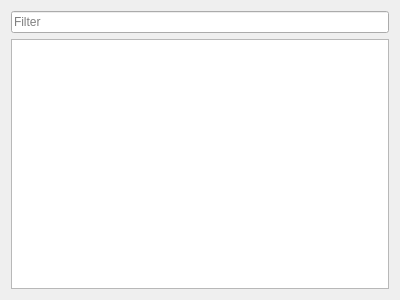
First picture: the form in src/app/gui/taglist.ui, repository plooorp/qTaggle, before the edit.
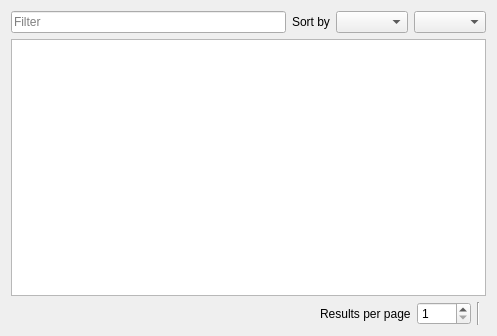
Second picture: the form after the edit. Icons and pictures are not drawn. Custom widgets are drawn as their Qt base class.

Commit message: better tag searching, pagination, sorting integrated to database instead of model

Patch:
```diff
--- a/src/app/gui/taglist.ui
+++ b/src/app/gui/taglist.ui
@@ -6,8 +6,8 @@
    <rect>
     <x>0</x>
     <y>0</y>
-    <width>400</width>
-    <height>300</height>
+    <width>497</width>
+    <height>336</height>
    </rect>
   </property>
   <property name="windowTitle">
@@ -15,10 +15,41 @@
   </property>
   <layout class="QVBoxLayout" name="verticalLayout">
    <item>
-    <widget class="QLineEdit" name="lineEdit">
-     <property name="placeholderText">
-      <string>Filter</string>
-     </property>
+    <widget class="QWidget" name="widget_2" native="true">
+     <layout class="QHBoxLayout" name="horizontalLayout">
+      <property name="leftMargin">
+       <number>0</number>
+      </property>
+      <property name="topMargin">
+       <number>0</number>
+      </property>
+      <property name="rightMargin">
+       <number>0</number>
+      </property>
+      <property name="bottomMargin">
+       <number>0</number>
+      </property>
+      <item>
+       <widget class="QLineEdit" name="lineEdit">
+        <property name="placeholderText">
+         <string>Filter</string>
+        </property>
+       </widget>
+      </item>
+      <item>
+       <widget class="QLabel" name="label_2">
+        <property name="text">
+         <string>Sort by</string>
+        </property>
+       </widget>
+      </item>
+      <item>
+       <widget class="QComboBox" name="sortBy"/>
+      </item>
+      <item>
+       <widget class="QComboBox" name="sortOrder"/>
+      </item>
+     </layout>
     </widget>
    </item>
    <item>
@@ -35,9 +66,64 @@
      <property name="rootIsDecorated">
       <bool>false</bool>
      </property>
-     <property name="sortingEnabled">
-      <bool>true</bool>
-     </property>
+    </widget>
+   </item>
+   <item>
+    <widget class="QWidget" name="widget" native="true">
+     <layout class="QHBoxLayout" name="horizontalLayout_2">
+      <property name="leftMargin">
+       <number>0</number>
+      </property>
+      <property name="topMargin">
+       <number>0</number>
+      </property>
+      <property name="rightMargin">
+       <number>0</number>
+      </property>
+      <property name="bottomMargin">
+       <number>0</number>
+      </property>
+      <item>
+       <spacer name="horizontalSpacer">
+        <property name="orientation">
+         <enum>Qt::Orientation::Horizontal</enum>
+        </property>
+        <property name="sizeHint" stdset="0">
+         <size>
+          <width>182</width>
+          <height>20</height>
+         </size>
+        </property>
+       </spacer>
+      </item>
+      <item>
+       <widget class="QLabel" name="label">
+        <property name="text">
+         <string>Results per page</string>
+        </property>
+       </widget>
+      </item>
+      <item>
+       <widget class="QSpinBox" name="resultsPerPage">
+        <property name="minimum">
+         <number>1</number>
+        </property>
+        <property name="maximum">
+         <number>4096</number>
+        </property>
+       </widget>
+      </item>
+      <item>
+       <widget class="Line" name="line">
+        <property name="orientation">
+         <enum>Qt::Orientation::Vertical</enum>
+        </property>
+       </widget>
+      </item>
+      <item>
+       <widget class="Paginator" name="paginator" native="true"/>
+      </item>
+     </layout>
     </widget>
    </item>
   </layout>
@@ -78,6 +164,14 @@
    </property>
   </action>
  </widget>
+ <customwidgets>
+  <customwidget>
+   <class>Paginator</class>
+   <extends>QWidget</extends>
+   <header>app/gui/helper/paginator.h</header>
+   <container>1</container>
+  </customwidget>
+ </customwidgets>
  <resources/>
  <connections/>
 </ui>
```
The commit also changes 9 other files.
